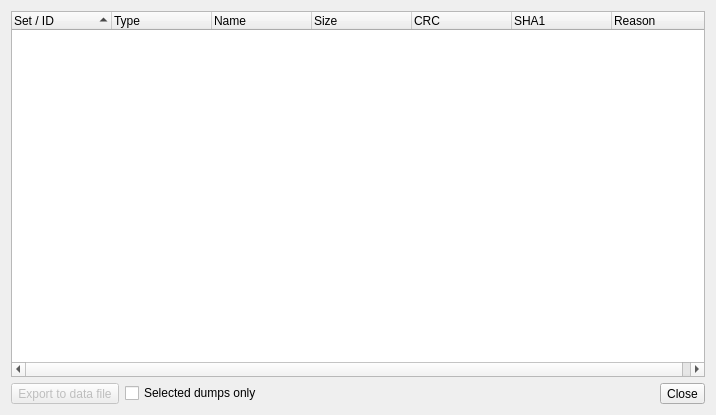
This is missingdumpsviewer.ui in qmc2/qmc2-mame-fe as Qt 5 draws it before an edit. The edited form follows.
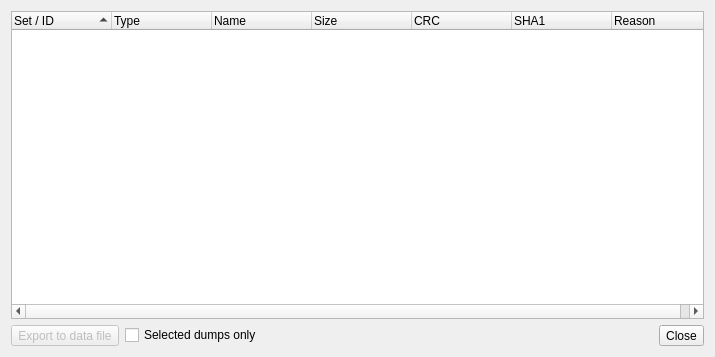
This is the edited form.

Commit message: imp: added an export-to-fix-dat feature to the missing dumps viewer

The edit to the form file:
```diff
--- a/missingdumpsviewer.ui
+++ b/missingdumpsviewer.ui
@@ -6,14 +6,71 @@
    <rect>
     <x>0</x>
     <y>0</y>
-    <width>716</width>
-    <height>415</height>
+    <width>715</width>
+    <height>357</height>
    </rect>
   </property>
   <property name="windowTitle">
    <string>Missing dumps</string>
   </property>
   <layout class="QGridLayout" name="gridLayout">
+   <item row="1" column="0">
+    <widget class="QFrame" name="frameExport">
+     <layout class="QGridLayout" name="gridLayout2">
+      <property name="margin">
+       <number>0</number>
+      </property>
+      <item row="0" column="0">
+       <widget class="QToolButton" name="toolButtonExportToDataFile">
+        <property name="enabled">
+         <bool>false</bool>
+        </property>
+        <property name="sizePolicy">
+         <sizepolicy hsizetype="Fixed" vsizetype="Minimum">
+          <horstretch>0</horstretch>
+          <verstretch>0</verstretch>
+         </sizepolicy>
+        </property>
+        <property name="toolTip">
+         <string>Export missing dumps to a data file</string>
+        </property>
+        <property name="text">
+         <string>Export to data file</string>
+        </property>
+        <property name="toolButtonStyle">
+         <enum>Qt::ToolButtonTextBesideIcon</enum>
+        </property>
+       </widget>
+      </item>
+      <item row="0" column="1">
+       <widget class="QCheckBox" name="checkBoxSelectedDumpsOnly">
+        <property name="toolTip">
+         <string>Export only dumps that are selected in the above list (or all)</string>
+        </property>
+        <property name="text">
+         <string>Selected dumps only</string>
+        </property>
+       </widget>
+      </item>
+      <item row="0" column="2">
+       <widget class="QToolButton" name="toolButtonClose">
+        <property name="sizePolicy">
+         <sizepolicy hsizetype="Fixed" vsizetype="Minimum">
+          <horstretch>0</horstretch>
+          <verstretch>0</verstretch>
+         </sizepolicy>
+        </property>
+        <property name="toolTip">
+         <string>Close this window</string>
+        </property>
+        <property name="text">
+         <string>Close</string>
+        </property>
+       </widget>
+      </item>
+     </layout>
+    </widget>
+   </item>
    <item row="0" column="0">
     <widget class="QTreeWidget" name="treeWidget">
      <property name="toolTip">
@@ -71,68 +128,6 @@
      </column>
     </widget>
    </item>
-   <item row="1" column="0">
-    <layout class="QHBoxLayout" name="horizontalLayout">
-     <item>
-      <widget class="QToolButton" name="toolButtonExportToDataFile">
-       <property name="enabled">
-        <bool>false</bool>
-       </property>
-       <property name="sizePolicy">
-        <sizepolicy hsizetype="Fixed" vsizetype="Minimum">
-         <horstretch>0</horstretch>
-         <verstretch>0</verstretch>
-        </sizepolicy>
-       </property>
-       <property name="toolTip">
-        <string>Export missing dumps to a data file</string>
-       </property>
-       <property name="text">
-        <string>Export to data file</string>
-       </property>
-       <property name="toolButtonStyle">
-        <enum>Qt::ToolButtonTextBesideIcon</enum>
-       </property>
-      </widget>
-     </item>
-     <item>
-      <widget class="QCheckBox" name="checkBoxSelectedDumpsOnly">
-       <property name="toolTip">
-        <string>Export only dumps that are selected in the above list (or all)</string>
-       </property>
-       <property name="text">
-        <string>Selected dumps only</string>
-       </property>
-      </widget>
-     </item>
-     <item>
-      <spacer name="horizontalSpacer">
-       <property name="orientation">
-        <enum>Qt::Horizontal</enum>
-       </property>
-       <property name="sizeHint" stdset="0">
-        <size>
-         <width>0</width>
-         <height>20</height>
-        </size>
-       </property>
-      </spacer>
-     </item>
-     <item>
-      <widget class="QToolButton" name="toolButtonClose">
-       <property name="sizePolicy">
-        <sizepolicy hsizetype="Fixed" vsizetype="Minimum">
-         <horstretch>0</horstretch>
-         <verstretch>0</verstretch>
-        </sizepolicy>
-       </property>
-       <property name="text">
-        <string>Close</string>
-       </property>
-      </widget>
-     </item>
-    </layout>
-   </item>
   </layout>
  </widget>
  <tabstops>
```
Left out of the diff: 4 changed lines with no effect on the pictures. The commit also changes 24 other files.
